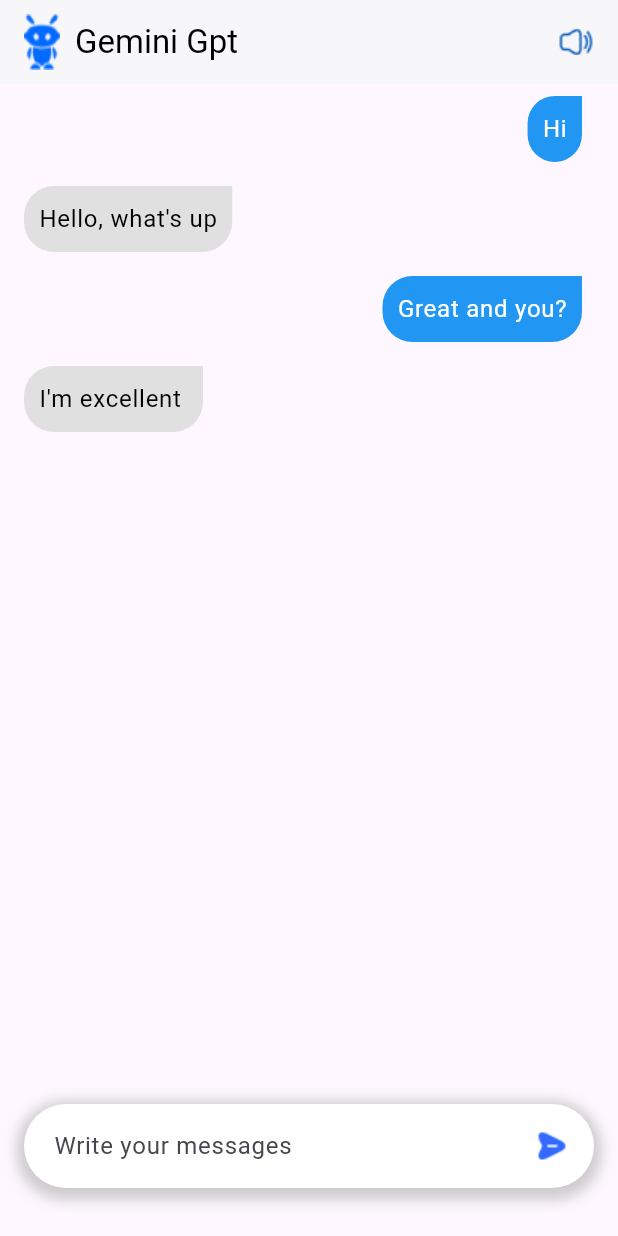
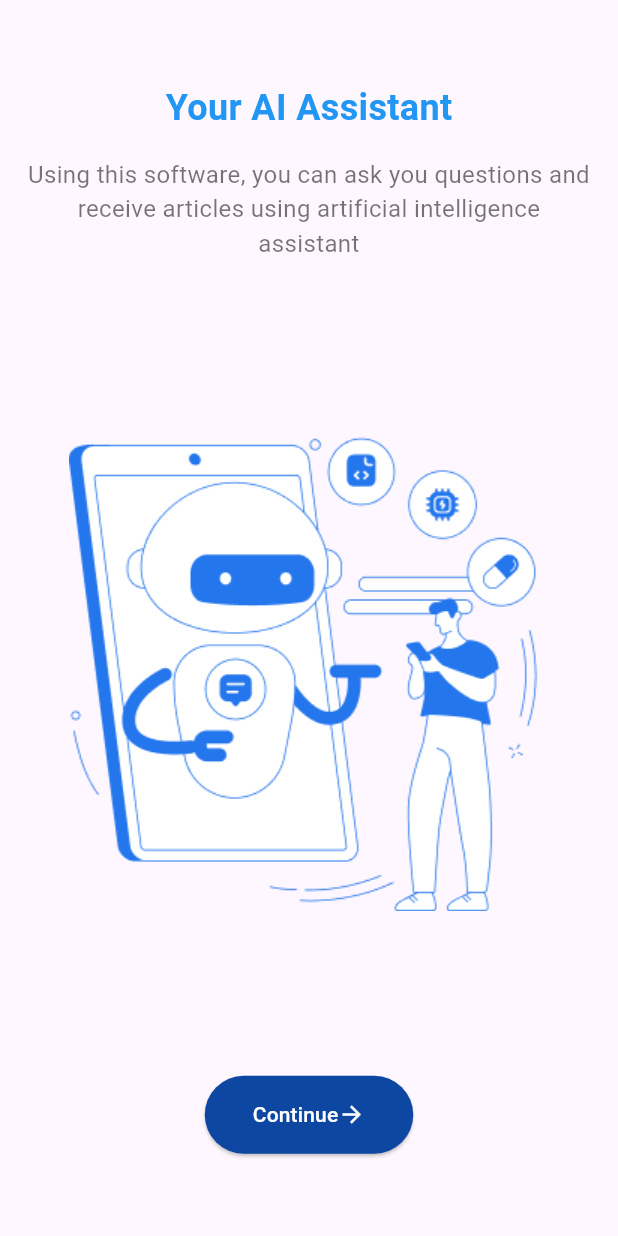
Before and after one commit to scs0209/chat-genius, a Flutter app: the screen it shows after launch, on a phone screen of 412 x 824 dp. Run offline on Flutter 3.47's test engine with Material 3 defaults, Android fonts, the phone set to English and light mode, and no system bars.

Commit message:
feat: onboarding page 생성
- Continue 버튼 추가 및 라우팅 설정
- Continue 버튼 누를시 메인 화면으로 이동하도록 설정

```diff
--- a/lib/main.dart
+++ b/lib/main.dart
@@ -1,4 +1,5 @@
 import 'package:chat_genius/my_home_page.dart';
+import 'package:chat_genius/onboarding.dart';
 import 'package:flutter/material.dart';
 
 void main() {
@@ -12,11 +13,7 @@
   Widget build(BuildContext context) {
     return MaterialApp(
       title: 'Flutter Demo',
-      theme: ThemeData(
-        colorScheme: ColorScheme.fromSeed(seedColor: Colors.deepPurple),
-        useMaterial3: true,
-      ),
-      home: const MyHomePage(),
+      home: Onboarding(),
     );
   }
 }
--- a/lib/my_home_page.dart
+++ b/lib/my_home_page.dart
@@ -60,12 +60,12 @@
                       decoration: BoxDecoration(
                         color: message.isUser ? Colors.blue : Colors.grey[300],
                         borderRadius: message.isUser
-                            ? BorderRadius.only(
+                            ? const BorderRadius.only(
                                 topLeft: Radius.circular(20),
                                 bottomRight: Radius.circular(20),
                                 bottomLeft: Radius.circular(20),
                               )
-                            : BorderRadius.only(
+                            : const BorderRadius.only(
                                 topLeft: Radius.circular(20),
                                 bottomRight: Radius.circular(20),
                                 bottomLeft: Radius.circular(20),
--- /dev/null
+++ b/lib/onboarding.dart
@@ -0,0 +1,86 @@
+import 'package:chat_genius/my_home_page.dart';
+import 'package:flutter/material.dart';
+
+class Onboarding extends StatelessWidget {
+  const Onboarding({Key? key}) : super(key: key);
+
+  @override
+  Widget build(BuildContext context) {
+    return Scaffold(
+      body: Padding(
+        padding: const EdgeInsets.all(16.0),
+        child: Column(
+          crossAxisAlignment: CrossAxisAlignment.center,
+          mainAxisAlignment: MainAxisAlignment.spaceEvenly,
+          children: [
+            Column(
+              children: [
+                Text(
+                  'Your AI Assistant',
+                  style: TextStyle(
+                    fontSize: 24,
+                    fontWeight: FontWeight.bold,
+                    color: Colors.blue,
+                  ),
+                ),
+                SizedBox(
+                  height: 16,
+                ),
+                Text(
+                  'Using this software, you can ask you questions and receive articles using artificial intelligence assistant',
+                  textAlign: TextAlign.center,
+                  style: TextStyle(
+                    fontSize: 16,
+                    color: Colors.black54,
+                  ),
+                ),
+              ],
+            ),
+            SizedBox(
+              height: 32,
+            ),
+            Image.asset('assets/onboarding.png'),
+            SizedBox(
+              height: 32,
+            ),
+            ElevatedButton(
+                onPressed: () {
+                  Navigator.pushAndRemoveUntil(
+                    context,
+                    MaterialPageRoute(builder: (context) => const MyHomePage()),
+                    (route) => false,
+                  );
+                },
+                style: ElevatedButton.styleFrom(
+                    shape: RoundedRectangleBorder(
+                      borderRadius: BorderRadius.circular(30),
+                    ),
+                    padding: EdgeInsets.symmetric(
+                      vertical: 16,
+                      horizontal: 32,
+                    ),
+                    backgroundColor: Colors.blue[900]),
+                child: Row(
+                  mainAxisSize: MainAxisSize.min,
+                  children: [
+                    Text(
+                      'Continue',
+                      style: TextStyle(
+                        color: Colors.white,
+                      ),
+                    ),
+                    SizedBox(
+                      height: 8,
+                    ),
+                    Icon(
+                      Icons.arrow_forward,
+                      color: Colors.white,
+                    )
+                  ],
+                ))
+          ],
+        ),
+      ),
+    );
+  }
+}
```
